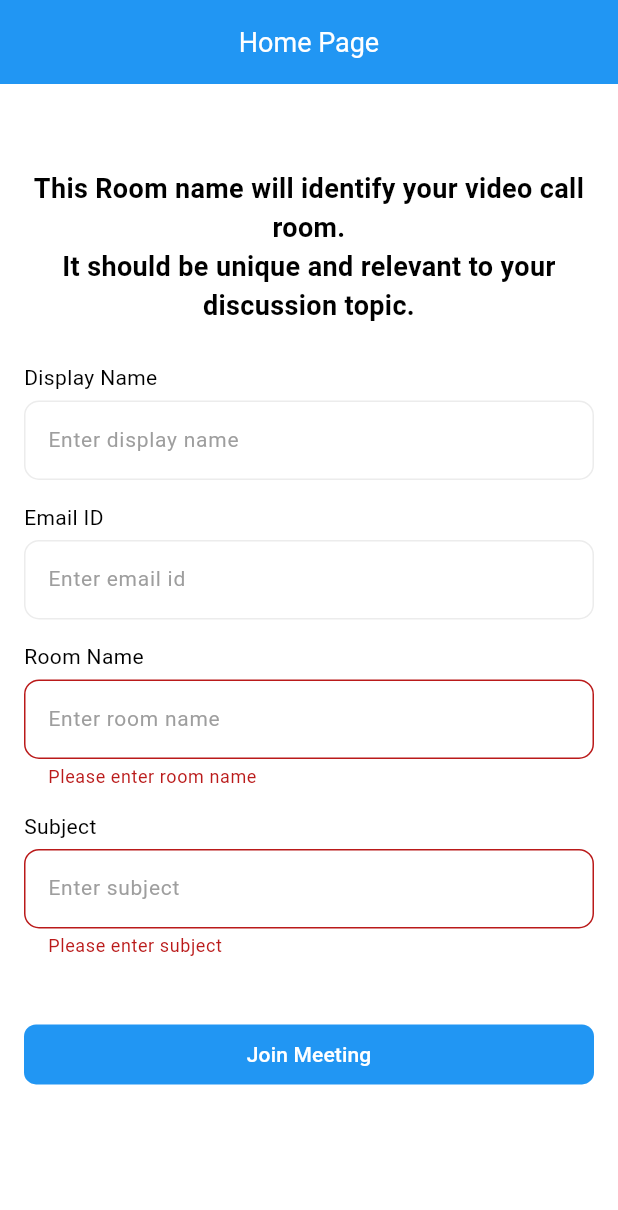
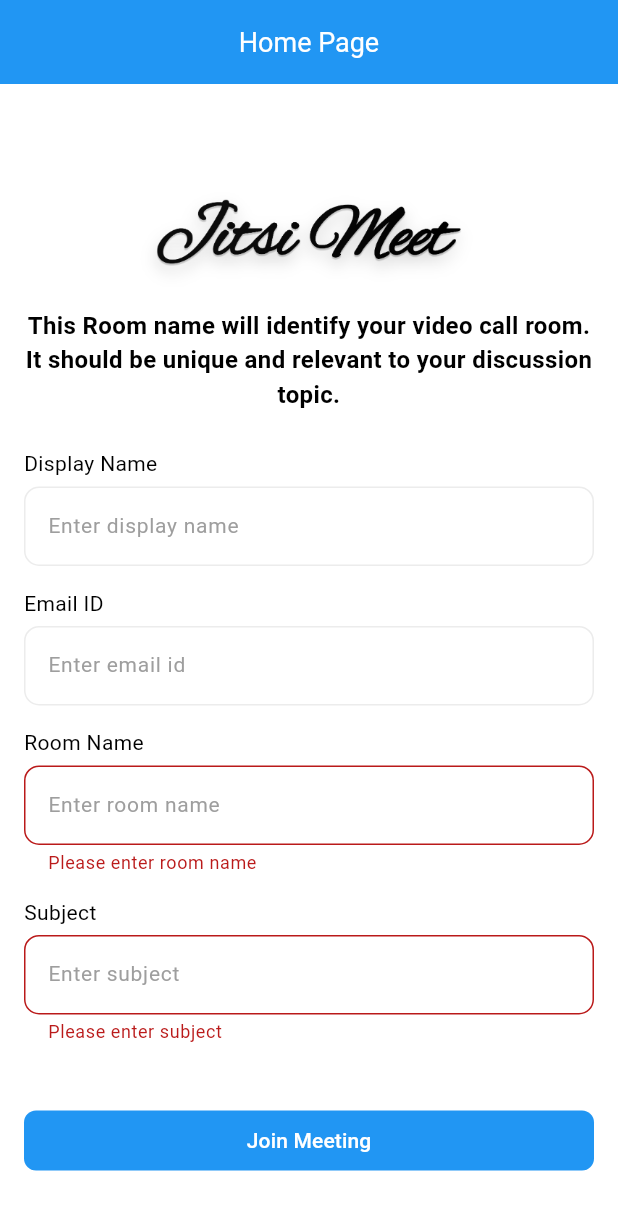
Before and after one commit to girishmobile/jitsiMeet, a Flutter app: the screen it shows after launch, after a tap on "Join Meeting", on a phone screen of 412 x 824 dp. Shown: the top 1210 px of the screen. Run offline on Flutter 3.47's test engine with Material 3 defaults, Android fonts, the phone set to English and light mode, and no system bars; our stand-ins replace permission_handler; missing offline and left inert: jitsi_meet_flutter_sdk.

Commit message:
using statefull

```diff
--- /dev/null
+++ b/jistimeet/lib/core/component.dart
@@ -0,0 +1,65 @@
+import 'package:flutter/material.dart';
+
+commonText(
+    {String? text,
+    double? top,
+    TextAlign? textAlign,
+    double? fontSize,
+    FontWeight? fontWeight}) {
+  return Container(
+      margin: EdgeInsets.only(top: top ?? 0),
+      child: Text(
+        textAlign: textAlign,
+        text ?? 'Display Name',
+        style: TextStyle(
+            color: Colors.black,
+            fontSize: fontSize ?? 14,
+            fontWeight: fontWeight ?? FontWeight.w400),
+      ));
+}
+
+commonTextFiled(
+    {TextEditingController? controller,
+    String? hint,
+    double? top,
+    String? Function(String?)? validator}) {
+  return Container(
+    margin: EdgeInsets.only(top: top ?? 0),
+    child: TextFormField(
+      validator: validator,
+      style: const TextStyle(
+          color: Colors.black, fontSize: 14, fontWeight: FontWeight.w400),
+      controller: controller,
+      decoration: InputDecoration(
+        //  labelText: hint??"Room Name",
+        filled: true,
+        hintStyle: const TextStyle(
+            color: Colors.grey, fontSize: 14, fontWeight: FontWeight.w400),
+        hintText: hint,
+        // <-- add filled
+        fillColor: Colors.white,
+        // <--- and this
+
+        border: OutlineInputBorder(
+          borderRadius: BorderRadius.circular(10),
+          borderSide: BorderSide(
+            color: Colors.grey.withOpacity(0.20),
+          ),
+        ),
+        focusedBorder: OutlineInputBorder(
+          borderRadius: BorderRadius.circular(10),
+          borderSide: BorderSide(
+            color: Colors.grey.withOpacity(0.20),
+          ),
+        ),
+        enabledBorder: OutlineInputBorder(
+          borderRadius: BorderRadius.circular(10),
+          borderSide: BorderSide(
+            color: Colors.grey.withOpacity(0.20),
+            width: 1,
+          ),
+        ),
+      ),
+    ),
+  );
+}
--- a/jistimeet/lib/page/main_page.dart
+++ b/jistimeet/lib/page/main_page.dart
@@ -1,4 +1,5 @@
 import 'package:flutter/material.dart';
+import 'package:jistimeet/core/component.dart';
 import 'package:jitsi_meet_flutter_sdk/jitsi_meet_flutter_sdk.dart';
 import 'package:permission_handler/permission_handler.dart';
 
@@ -23,14 +24,12 @@
   }
 
   Future<void> _requestPermissions() async {
-    // Request camera and microphone permissions
     Map<Permission, PermissionStatus> statuses = await [
       Permission.camera,
       Permission.microphone,
     ].request();
 
     if (statuses[Permission.camera]?.isDenied ?? true) {
-      // Permissions are denied, show a dialog or error
       _showPermissionError();
     }
   }
@@ -70,13 +69,20 @@
 
       var options = JitsiMeetConferenceOptions(
         serverURL: "https://meet.jit.si",
-        room: "jitsiIsAwesomeWithFlutter",
+        room: "jitsiIsRedefineSolutions",
+
         configOverrides: {
           "startWithAudioMuted": false,
           "startWithVideoMuted": false,
           "subject": subjectText,
         },
-        featureFlags: {"unsaferoomwarning.enabled": false},
+
+        featureFlags: {
+
+          "unsaferoomwarning.enabled": true,
+          "security-options.enabled": false,
+
+        },
         userInfo: JitsiMeetUserInfo(
             displayName: displayName.text.isEmpty ? "Test" : displayName.text,
             email: email.text.isEmpty ? "test@gmail.com" : email.text),
@@ -114,16 +120,27 @@
           child: ListView(
             children: [
               Column(
+                mainAxisAlignment: MainAxisAlignment.center,
                 crossAxisAlignment: CrossAxisAlignment.start,
                 children: [
+
                   SizedBox(
                     height: size.height * 0.05,
                   ),
                   Align(
                     alignment: Alignment.center,
+                    child: Image.asset(
+                      fit: BoxFit.fitWidth,
+                      width: size.width*0.6,height: size.height*0.1,
+                        "assets/icons/ic_logo.png"
+                    ),
+                  ),
+                  Align(
+                    alignment: Alignment.center,
                     child: commonText(
-                        fontSize: 18,
-                        fontWeight: FontWeight.w700,
+                        fontSize: 16,
+                        top: 10,
+                        fontWeight: FontWeight.w600,
                         textAlign: TextAlign.center,
                         text:
                             "This Room name will identify your video call room.\nIt should be unique and relevant to your discussion topic."),
@@ -191,67 +208,5 @@
     );
   }
 
-  commonText(
-      {String? text,
-      double? top,
-      TextAlign? textAlign,
-      double? fontSize,
-      FontWeight? fontWeight}) {
-    return Container(
-        margin: EdgeInsets.only(top: top ?? 0),
-        child: Text(
-          textAlign: textAlign,
-          text ?? 'Display Name',
-          style: TextStyle(
-              color: Colors.black,
-              fontSize: fontSize ?? 14,
-              fontWeight: fontWeight ?? FontWeight.w400),
-        ));
-  }
 
-  commonTextFiled(
-      {TextEditingController? controller,
-      String? hint,
-      double? top,
-      String? Function(String?)? validator}) {
-    return Container(
-      margin: EdgeInsets.only(top: top ?? 0),
-      child: TextFormField(
-        validator: validator,
-        style: const TextStyle(
-            color: Colors.black, fontSize: 14, fontWeight: FontWeight.w400),
-        controller: controller,
-        decoration: InputDecoration(
-          //  labelText: hint??"Room Name",
-          filled: true,
-          hintStyle: const TextStyle(
-              color: Colors.grey, fontSize: 14, fontWeight: FontWeight.w400),
-          hintText: hint,
-          // <-- add filled
-          fillColor: Colors.white,
-          // <--- and this
-
-          border: OutlineInputBorder(
-            borderRadius: BorderRadius.circular(10),
-            borderSide: BorderSide(
-              color: Colors.grey.withOpacity(0.20),
-            ),
-          ),
-          focusedBorder: OutlineInputBorder(
-            borderRadius: BorderRadius.circular(10),
-            borderSide: BorderSide(
-              color: Colors.grey.withOpacity(0.20),
-            ),
-          ),
-          enabledBorder: OutlineInputBorder(
-            borderRadius: BorderRadius.circular(10),
-            borderSide: BorderSide(
-              color: Colors.grey.withOpacity(0.20),
-              width: 1,
-            ),
-          ),
-        ),
-      ),
-    );
-  }
 }
--- a/jistimeet/lib/page/splash_screen.dart
+++ b/jistimeet/lib/page/splash_screen.dart
@@ -28,13 +28,11 @@
 
   @override
   Widget build(BuildContext context) {
-    return const Scaffold(
+    return  Scaffold(
       backgroundColor: Colors.white,
       body: Center(
-        child: Text(
-          "Jitsi Meet",
-          style: TextStyle(
-              fontSize: 20, fontWeight: FontWeight.w800, color: Colors.black),
+        child: Image.asset(
+              "assets/icons/ic_logo.png"
         ),
       ),
     );
--- a/jistimeet/pubspec.yaml
+++ b/jistimeet/pubspec.yaml
@@ -37,6 +37,7 @@
   cupertino_icons: ^1.0.8
   jitsi_meet_flutter_sdk: ^10.2.1
   permission_handler: ^11.3.1
+  provider: ^6.1.2
 
 dev_dependencies:
   flutter_test:
@@ -61,8 +62,8 @@
   uses-material-design: true
 
   # To add assets to your application, add an assets section, like this:
-  # assets:
-  #   - images/a_dot_burr.jpeg
+  assets:
+    - assets/icons/ic_logo.png
   #   - images/a_dot_ham.jpeg
 
   # An image asset can refer to one or more resolution-specific "variants", see
```
Also changed, not shown: jistimeet/lib/provider/meeting_provider.dart (added, +77 -0 lines), jistimeet/assets/icons/ic_logo.png (added), jistimeet/pubspec.lock, 17 other files.
